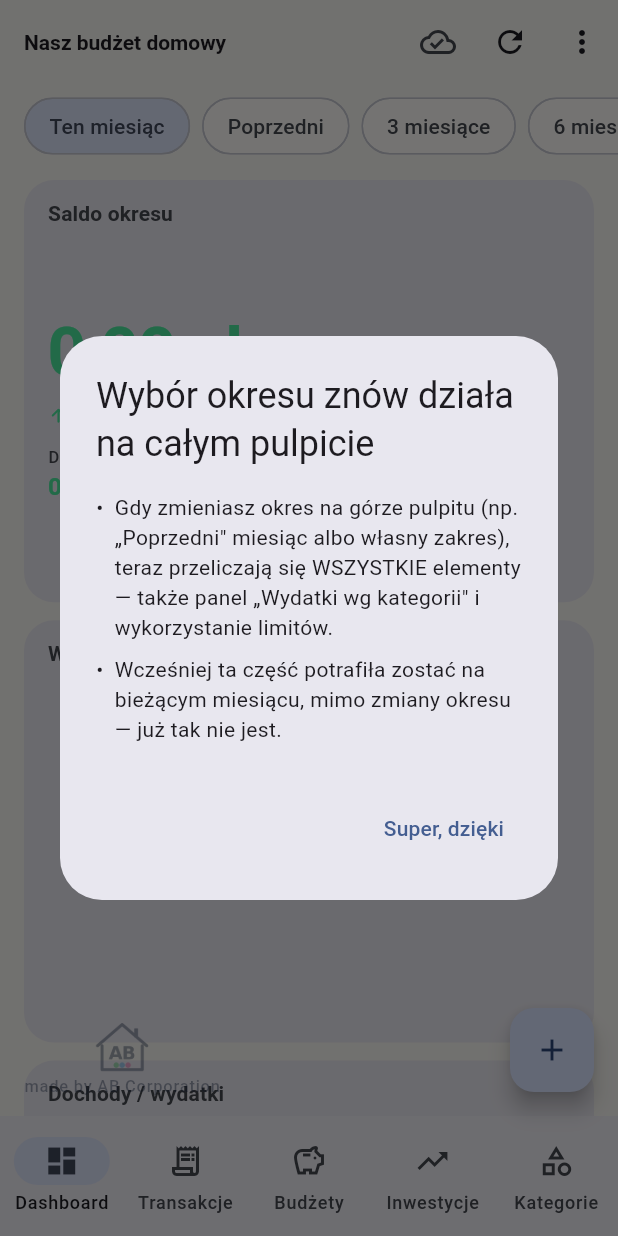
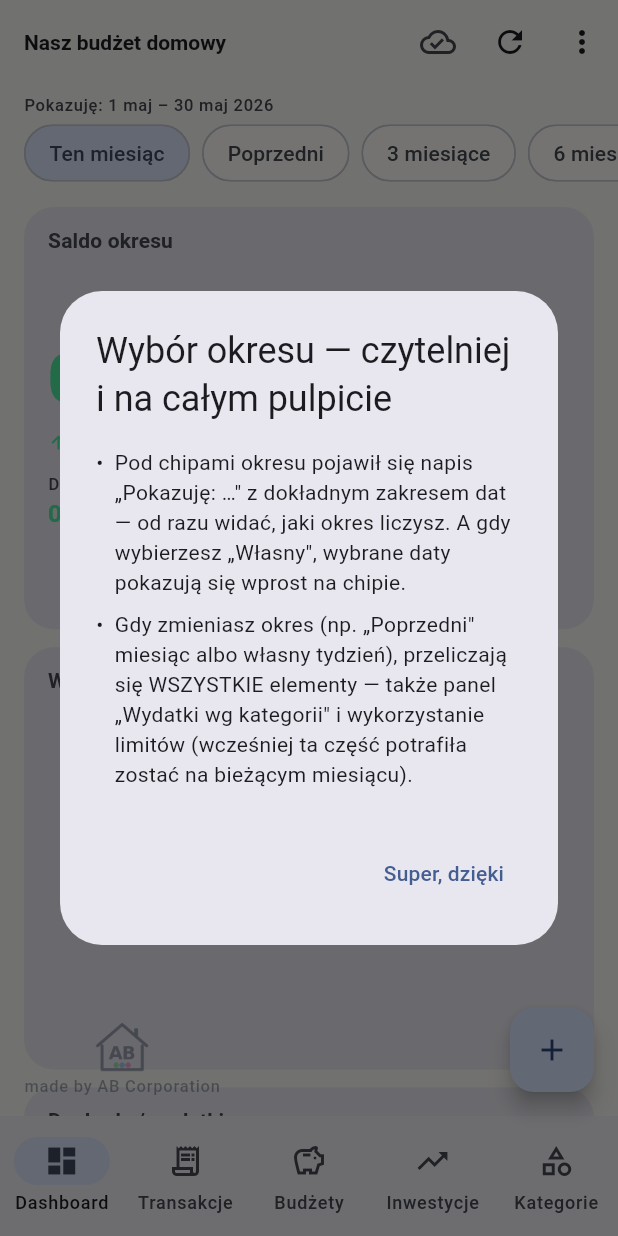
Before and after one commit to adrianbryniarski-tech/Test-e, a Flutter app: the HomeShell screen opened by its route, on a phone screen of 412 x 824 dp. Run offline on Flutter 3.47's test engine with Material 3 defaults, Android fonts, the phone set to English and light mode, and no system bars; our stand-ins replace audioplayers, connectivity_plus, fl_chart, flutter_riverpod, go_router, permission_handler and 3 more; missing offline and left inert: vosk_flutter_2; accounts and stored records are empty; statements that could not run were skipped.

Commit message:
feat(dashboard): pokaż aktywny zakres dat + daty na chipie „Własny"
Pasek okresu pokazywał tylko nazwy chipów ("Własny"), bez informacji
jaki zakres jest aktywny. Gdy dane w różnych okresach były podobne (albo
wszystkie transakcje mieściły się w bieżącym miesiącu), wyglądało to
jakby zmiana okresu nic nie robiła — choć filtrowanie działało.

Dodaje czytelną etykietę "Pokazuję: <od> – <do>" pod chipami oraz
wyświetla wybrane daty wprost na chipie "Własny", gdy jest aktywny.
Filtrowanie własnego zakresu (np. tygodnia) potwierdzone testem
integracyjnym na klasycznym pulpicie: saldo 700 zł -> 200 zł.

https://claude.ai/code/session_011ZiktPSXtdbAbD17copYCn

```diff
--- a/lib/features/dashboard/presentation/dashboard_screen.dart
+++ b/lib/features/dashboard/presentation/dashboard_screen.dart
@@ -101,7 +101,7 @@ class DashboardScreen extends ConsumerWidget {
             ),
           ],
           bottom: const PreferredSize(
-            preferredSize: Size.fromHeight(56),
+            preferredSize: Size.fromHeight(74),
             child: Padding(
               padding: EdgeInsets.only(bottom: 8),
               child: DateRangeBar(),
--- a/lib/features/dashboard/presentation/widgets/date_range_bar.dart
+++ b/lib/features/dashboard/presentation/widgets/date_range_bar.dart
@@ -1,20 +1,50 @@
 import 'package:flutter/material.dart';
 import 'package:flutter_riverpod/flutter_riverpod.dart';
+import 'package:intl/intl.dart';
 import 'package:nasz_budzet_domowy/features/dashboard/application/date_range_filter.dart';
 
-/// Poziomy pasek chipów z presetami zakresu dat + "Własny…".
-/// Persistuje wybór przez [DateRangeFilterNotifier].
+/// Pasek wyboru zakresu dat: czytelna etykieta aktywnego okresu + chipy
+/// z presetami i „Własny…". Persistuje wybór przez [DateRangeFilterNotifier].
 class DateRangeBar extends ConsumerWidget {
   const DateRangeBar({super.key});
 
   static const _presets = DateRangePreset.values;
 
+  /// Czytelny opis aktywnego zakresu, np. „9 maj – 15 maj 2026”.
+  static String _rangeLabel(DateRangeFilter f) {
+    final sameYear = f.start.year == f.end.year;
+    final dm = DateFormat('d MMM', 'pl_PL');
+    final dmy = DateFormat('d MMM y', 'pl_PL');
+    final start = sameYear ? dm.format(f.start) : dmy.format(f.start);
+    return '$start – ${dmy.format(f.end)}';
+  }
+
+  /// Krótka etykieta na chipie „Własny”, gdy jest aktywny (np. „9.05–15.05”).
+  static String _customChipLabel(DateRangeFilter f) {
+    final d = DateFormat('d.MM', 'pl_PL');
+    return '${d.format(f.start)}–${d.format(f.end)}';
+  }
+
   @override
   Widget build(BuildContext context, WidgetRef ref) {
     final current = ref.watch(dateRangeFilterProvider);
     final notifier = ref.read(dateRangeFilterProvider.notifier);
+    final tt = Theme.of(context).textTheme;
+    final cs = Theme.of(context).colorScheme;
 
-    return SizedBox(
+    return Column(
+      mainAxisSize: MainAxisSize.min,
+      crossAxisAlignment: CrossAxisAlignment.start,
+      children: [
+        Padding(
+          padding: const EdgeInsets.fromLTRB(16, 0, 16, 4),
+          child: Text(
+            'Pokazuję: ${_rangeLabel(current)}',
+            style: tt.labelSmall?.copyWith(color: cs.onSurfaceVariant),
+            overflow: TextOverflow.ellipsis,
+          ),
+        ),
+        SizedBox(
           height: 40,
           child: ListView.separated(
             scrollDirection: Axis.horizontal,
@@ -24,13 +54,17 @@ class DateRangeBar extends ConsumerWidget {
             itemBuilder: (context, i) {
               final preset = _presets[i];
               final selected = current.preset == preset;
+              final isCustom = preset == DateRangePreset.custom;
+              final label = isCustom && selected
+                  ? _customChipLabel(current)
+                  : preset.label;
               return FilterChip(
-            label: Text(preset.label),
+                label: Text(label),
                 selected: selected,
                 showCheckmark: false,
                 onSelected: (on) async {
                   if (!on) return;
-              if (preset == DateRangePreset.custom) {
+                  if (isCustom) {
                     final range = await showDateRangePicker(
                       context: context,
                       firstDate: DateTime(2020),
@@ -40,6 +74,8 @@ class DateRangeBar extends ConsumerWidget {
                         end: current.end,
                       ),
                       locale: const Locale('pl'),
+                      helpText: 'Wybierz zakres dat',
+                      saveText: 'Zatwierdź',
                       builder: (ctx, child) =>
                           Theme(data: Theme.of(ctx), child: child!),
                     );
@@ -53,6 +89,8 @@ class DateRangeBar extends ConsumerWidget {
               );
             },
           ),
+        ),
+      ],
     );
   }
 }
--- a/lib/features/onboarding/data/changelog.dart
+++ b/lib/features/onboarding/data/changelog.dart
@@ -27,13 +27,15 @@ const List<ChangelogEntry> kChangelog = [
   ChangelogEntry(
     version: '2026-05-30',
     date: '30 maja 2026',
-    title: 'Wybór okresu znów działa na całym pulpicie',
+    title: 'Wybór okresu — czytelniej i na całym pulpicie',
     changes: [
-      'Gdy zmieniasz okres na górze pulpitu (np. „Poprzedni" miesiąc albo '
-          'własny zakres), teraz przeliczają się WSZYSTKIE elementy — także '
-          'panel „Wydatki wg kategorii" i wykorzystanie limitów.',
-      'Wcześniej ta część potrafiła zostać na bieżącym miesiącu, mimo zmiany '
-          'okresu — już tak nie jest.',
+      'Pod chipami okresu pojawił się napis „Pokazuję: …" z dokładnym '
+          'zakresem dat — od razu widać, jaki okres liczysz. A gdy wybierzesz '
+          '„Własny", wybrane daty pokazują się wprost na chipie.',
+      'Gdy zmieniasz okres (np. „Poprzedni" miesiąc albo własny tydzień), '
+          'przeliczają się WSZYSTKIE elementy — także panel „Wydatki wg '
+          'kategorii" i wykorzystanie limitów (wcześniej ta część potrafiła '
+          'zostać na bieżącym miesiącu).',
     ],
   ),
   ChangelogEntry(
--- a/lib/features/onboarding/presentation/help_screen.dart
+++ b/lib/features/onboarding/presentation/help_screen.dart
@@ -61,7 +61,12 @@ class HelpScreen extends StatelessWidget {
             steps: [
               'Pulpit to Wasz szybki podgląd pieniędzy w wybranym okresie.',
               'Na górze wybierasz okres (ten miesiąc, 3 miesiące, rok…) — '
-                  'wszystkie wykresy dopasowują się do niego.',
+                  'wszystkie wykresy dopasowują się do niego. Pod chipami '
+                  'widać napis „Pokazuję: …" z dokładnym zakresem dat, więc '
+                  'zawsze wiesz, co liczysz.',
+              '„Własny" otwiera kalendarz — zaznacz pierwszy i ostatni dzień '
+                  '(np. jeden tydzień), a pulpit policzy tylko ten przedział. '
+                  'Wybrane daty pokażą się wprost na chipie.',
               'Saldo = dochody minus wydatki. Kolor/strzałka pokazuje, czy '
                   'jest lepiej czy gorzej niż w poprzednim takim okresie.',
               'Kółko (wykres kołowy) pokazuje, na co idą pieniądze wg '
```
Also changed, not shown: 1 other file. Lines whose indentation alone changed are shown as unchanged.
